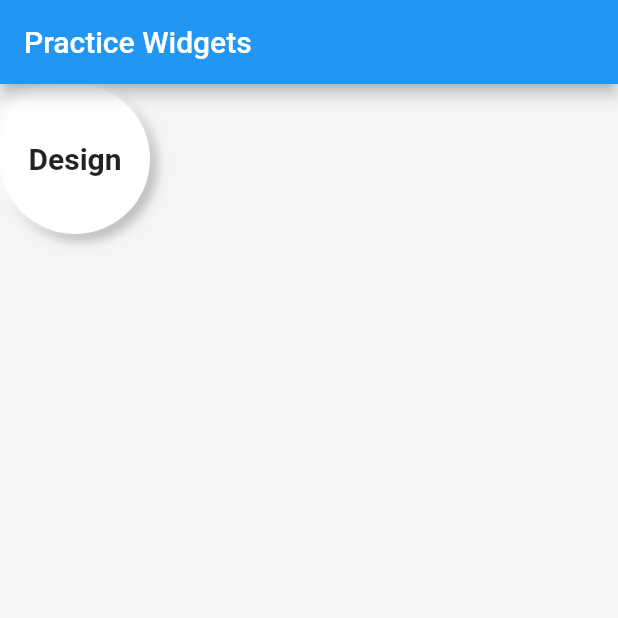
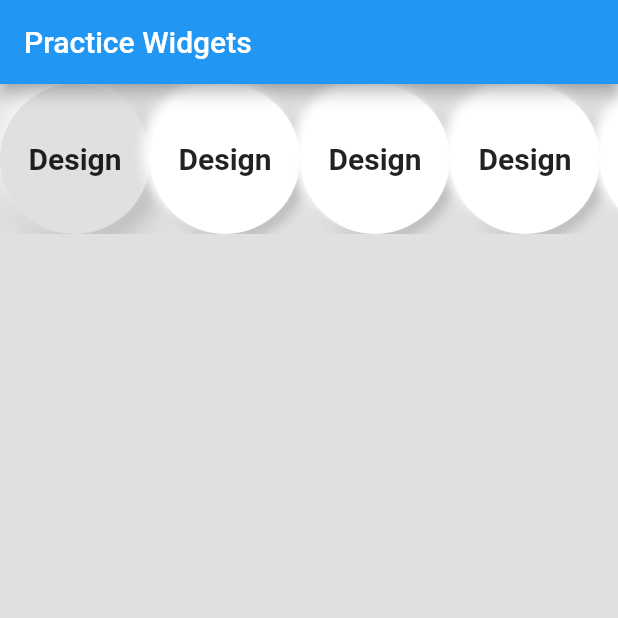
Before and after one commit to ahmedkaimkhani/SMIT-Flutter-Widgets-Learning, a Flutter app: the screen it shows after launch, on a phone screen of 412 x 824 dp, the top half of it. Run offline on Flutter 3.47's test engine with Material 2 defaults, Android fonts, the light colour scheme and no system bars.

Commit message:
practice

```diff
--- a/lib/practice.dart
+++ b/lib/practice.dart
@@ -6,17 +6,154 @@
   @override
   Widget build(BuildContext context) {
     return Scaffold(
-      backgroundColor: Colors.grey[100],
+      backgroundColor: Colors.grey[300],
       appBar: AppBar(
         title: const Text('Practice Widgets'),
       ),
       body: Column(
         // mainAxisAlignment: MainAxisAlignment.center,
         children: [
-          Row(
+          SingleChildScrollView(
+            scrollDirection: Axis.horizontal,
+            child: Row(
               // mainAxisAlignment: MainAxisAlignment.center,
               // crossAxisAlignment: CrossAxisAlignment.center,
               children: [
+                Container(
+                  decoration: BoxDecoration(
+                    color: Colors.grey[300],
+                    borderRadius: BorderRadius.circular(100),
+                    boxShadow: [
+                      BoxShadow(
+                        blurRadius: 15,
+                        spreadRadius: 1,
+                        offset: const Offset(4, 4),
+                        color: Colors.grey.shade500
+                      ),
+                      const BoxShadow(
+                        blurRadius: 15,
+                        spreadRadius: 1,
+                        offset: Offset(-4, -4),
+                        color: Colors.white
+                      ),
+                    ]
+                  ),
+                  height: 100,
+                  width: 100,
+                  child: const Center(
+                      child: Text(
+                    'Design',
+                    style: TextStyle(fontSize: 20, fontWeight: FontWeight.w700),
+                  )),
+                ),
+                Container(
+                  decoration: BoxDecoration(
+                    color: Colors.white,
+                    borderRadius: BorderRadius.circular(100),
+                    boxShadow: [
+                      BoxShadow(
+                        blurRadius: 5,
+                        spreadRadius: 1,
+                        offset: const Offset(4, 4),
+                        color: Colors.grey.shade400
+                      ),
+                      const BoxShadow(
+                        blurRadius: 5,
+                        spreadRadius: 1,
+                        offset: Offset(-4, -4),
+                        color: Colors.white
+                      ),
+                    ]
+                  ),
+                  height: 100,
+                  width: 100,
+                  child: const Center(
+                      child: Text(
+                    'Design',
+                    style: TextStyle(fontSize: 20, fontWeight: FontWeight.w700),
+                  )),
+                ),
+                Container(
+                  decoration: BoxDecoration(
+                    color: Colors.white,
+                    borderRadius: BorderRadius.circular(100),
+                    boxShadow: [
+                      BoxShadow(
+                        blurRadius: 5,
+                        spreadRadius: 1,
+                        offset: const Offset(4, 4),
+                        color: Colors.grey.shade400
+                      ),
+                      const BoxShadow(
+                        blurRadius: 5,
+                        spreadRadius: 1,
+                        offset: Offset(-4, -4),
+                        color: Colors.white
+                      ),
+                    ]
+                  ),
+                  height: 100,
+                  width: 100,
+                  child: const Center(
+                      child: Text(
+                    'Design',
+                    style: TextStyle(fontSize: 20, fontWeight: FontWeight.w700),
+                  )),
+                ),
+                Container(
+                  decoration: BoxDecoration(
+                    color: Colors.white,
+                    borderRadius: BorderRadius.circular(100),
+                    boxShadow: [
+                      BoxShadow(
+                        blurRadius: 5,
+                        spreadRadius: 1,
+                        offset: const Offset(4, 4),
+                        color: Colors.grey.shade400
+                      ),
+                      const BoxShadow(
+                        blurRadius: 5,
+                        spreadRadius: 1,
+                        offset: Offset(-4, -4),
+                        color: Colors.white
+                      ),
+                    ]
+                  ),
+                  height: 100,
+                  width: 100,
+                  child: const Center(
+                      child: Text(
+                    'Design',
+                    style: TextStyle(fontSize: 20, fontWeight: FontWeight.w700),
+                  )),
+                ),
+                Container(
+                  decoration: BoxDecoration(
+                    color: Colors.white,
+                    borderRadius: BorderRadius.circular(100),
+                    boxShadow: [
+                      BoxShadow(
+                        blurRadius: 5,
+                        spreadRadius: 1,
+                        offset: const Offset(4, 4),
+                        color: Colors.grey.shade400
+                      ),
+                      const BoxShadow(
+                        blurRadius: 5,
+                        spreadRadius: 1,
+                        offset: Offset(-4, -4),
+                        color: Colors.white
+                      ),
+                    ]
+                  ),
+                  height: 100,
+                  width: 100,
+                  child: const Center(
+                      child: Text(
+                    'Design',
+                    style: TextStyle(fontSize: 20, fontWeight: FontWeight.w700),
+                  )),
+                ),
                 Container(
                   decoration: BoxDecoration(
                     color: Colors.white,
@@ -45,6 +182,7 @@
                   )),
                 ),
               ],
+            ),
           )
         ],
       ),
```
Lines whose indentation alone changed are shown as unchanged.
